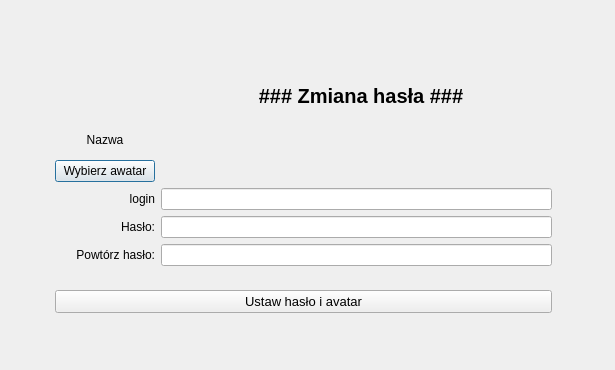
The window that JaroEliCall/gui/ui/password_change.ui (jaroslaw-wieczorek/Project_IP_Telephony_Python_Voip) describes before a commit, drawn with Qt 5.
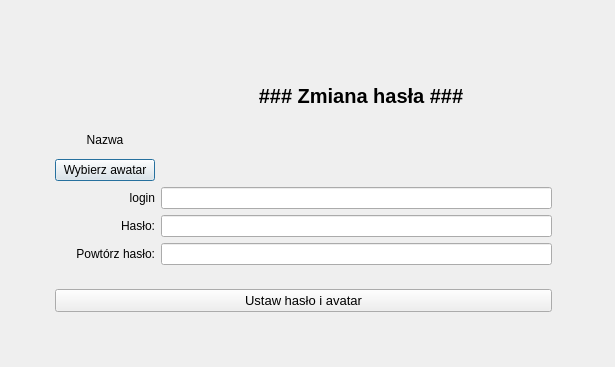
The same window after the commit. Icons and pictures are not drawn.

Patch:
```diff
--- a/JaroEliCall/gui/ui/password_change.ui
+++ b/JaroEliCall/gui/ui/password_change.ui
@@ -7,7 +7,7 @@
     <x>0</x>
     <y>0</y>
     <width>615</width>
-    <height>370</height>
+    <height>367</height>
    </rect>
   </property>
   <property name="minimumSize">
```
Left out of the diff: 11 changed lines with no effect on the pictures.
